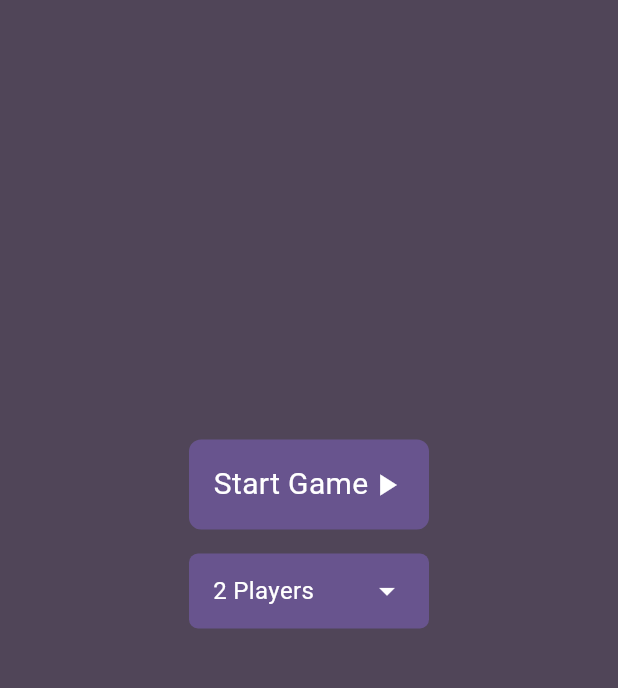
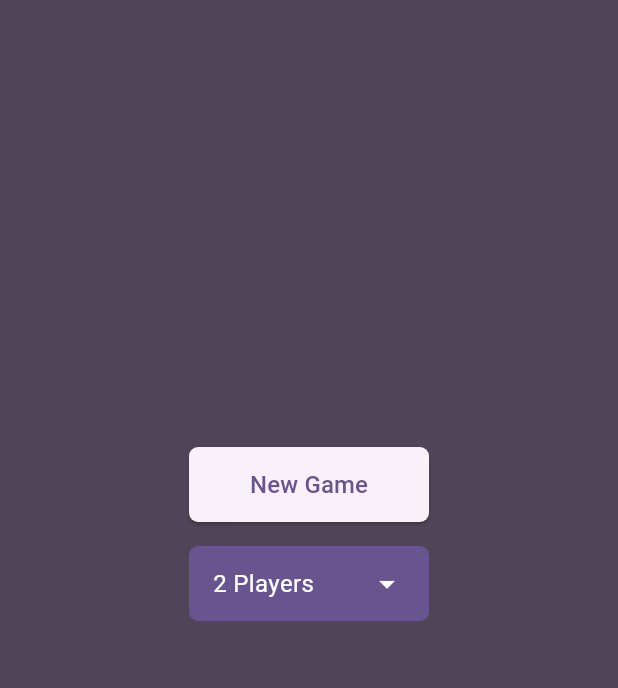
Before and after one commit to Jopauljose/chain-reaction, a Flutter app: the screen it shows after launch, on a phone screen of 412 x 824 dp, the part 84-772 px from its top. Run offline on Flutter 3.47's test engine with Material 3 defaults, Android fonts, the phone set to English and light mode, and no system bars; our stand-ins replace shared_preferences.

```diff
--- a/chainreaction/lib/screens/mainpage.dart
+++ b/chainreaction/lib/screens/mainpage.dart
@@ -1,5 +1,8 @@
+import 'dart:convert';
+
 import 'package:chainreaction/screens/playingpage.dart';
 import 'package:flutter/material.dart';
+import 'package:shared_preferences/shared_preferences.dart';
 
 class ChainReactionGame extends StatefulWidget {
   const ChainReactionGame({super.key});
@@ -10,6 +13,83 @@ class ChainReactionGame extends StatefulWidget {
 
 class ChainReactionGameState extends State<ChainReactionGame> {
   int numberOfPlayers = 2;
+  bool hasSavedGame = false;
+
+  // Add constant for width
+  static const double buttonWidth = 160.0;
+  static const double buttonHeight = 50.0;
+
+  @override
+  void initState() {
+    super.initState();
+    _checkSavedGame();
+  }
+
+  Future<void> _checkSavedGame() async {
+    final prefs = await SharedPreferences.getInstance();
+    final savedGame = prefs.getString('savedGame');
+    setState(() {
+      hasSavedGame = savedGame != null;
+    });
+  }
+
+  Future<void> _loadGame() async {
+    try {
+      final prefs = await SharedPreferences.getInstance();
+      final savedGameStr = prefs.getString('savedGame');
+
+      if (!mounted) return;
+
+      if (savedGameStr != null) {
+        final gameState = GameStatesave.fromJson(jsonDecode(savedGameStr));
+        Navigator.push(
+          context,
+          MaterialPageRoute(
+            builder: (context) => PlayingPage(
+              numberOfPlayers: gameState.numberOfPlayers,
+              savedGame: gameState,
+            ),
+          ),
+        );
+      }
+    } catch (e) {
+      if (!mounted) return;
+      ScaffoldMessenger.of(context).showSnackBar(
+        SnackBar(content: Text('Error loading game: $e')),
+      );
+    }
+  }
+
+  Widget _buildGameButton(BuildContext context, {bool isNewGame = true}) {
+    return SizedBox(
+      width: buttonWidth,
+      height: buttonHeight,
+      child: ElevatedButton(
+        style: ElevatedButton.styleFrom(
+          padding: const EdgeInsets.symmetric(horizontal: 16),
+          shape: RoundedRectangleBorder(
+            borderRadius: BorderRadius.circular(6),
+          ),
+        ),
+        onPressed: isNewGame
+            ? () {
+                Navigator.push(
+                  context,
+                  MaterialPageRoute(
+                    builder: (context) => PlayingPage(
+                      numberOfPlayers: numberOfPlayers,
+                    ),
+                  ),
+                );
+              }
+            : _loadGame,
+        child: Text(
+          isNewGame ? 'New Game' : 'Continue Game',
+          style: const TextStyle(fontSize: 16),
+        ),
+      ),
+    );
+  }
 
   @override
   Widget build(BuildContext context) {
@@ -24,14 +104,19 @@ class ChainReactionGameState extends State<ChainReactionGame> {
         child: Column(
           mainAxisAlignment: MainAxisAlignment.center,
           children: <Widget>[
-            // Simple dropdown to control numberOfPlayers
-
-            startbutton(context),
+            _buildGameButton(context), // New Game button
+            if (hasSavedGame) ...[
+              const SizedBox(height: 16),
+              _buildGameButton(context,
+                  isNewGame: false), // Continue Game button
+            ],
             const SizedBox(height: 16),
             Row(
               mainAxisAlignment: MainAxisAlignment.center,
               children: [
                 AlwaysDownDropdown(
+                  width: buttonWidth,
+                  height: buttonHeight,
                   items: const {
                     2: '2 Players',
                     3: '3 Players',
@@ -47,43 +132,6 @@ class ChainReactionGameState extends State<ChainReactionGame> {
                 ),
               ],
             )
-          ],
-        ),
-      ),
-    );
-  }
-
-  GestureDetector startbutton(BuildContext context) {
-    return GestureDetector(
-      onTap: () {
-        Navigator.push(
-          context,
-          MaterialPageRoute(
-            builder: (context) => PlayingPage(
-              numberOfPlayers: numberOfPlayers,
-            ),
-          ),
-        );
-      },
-      child: Container(
-        width: 160,
-        height: 60,
-        padding: const EdgeInsets.all(12),
-        decoration: BoxDecoration(
-          color: Theme.of(context).colorScheme.primary,
-          borderRadius: BorderRadius.circular(8),
-        ),
-        child: const Row(
-          mainAxisAlignment: MainAxisAlignment.center,
-          children: [
-            Text(
-              'Start Game',
-              style: TextStyle(
-                color: Colors.white,
-                fontSize: 20,
-              ),
-            ),
-            Icon(Icons.play_arrow, color: Colors.white),
           ],
         ),
       ),
--- a/chainreaction/pubspec.yaml
+++ b/chainreaction/pubspec.yaml
@@ -35,6 +35,7 @@ dependencies:
   # Use with the CupertinoIcons class for iOS style icons.
   cupertino_icons: ^1.0.8
   audioplayers: ^6.1.0
+  shared_preferences: ^2.4.0
 
 dev_dependencies:
   flutter_test:
```
Also changed, not shown: chainreaction/lib/screens/playingpage.dart (+210 -55 lines), chainreaction/pubspec.lock, 1 other file.
